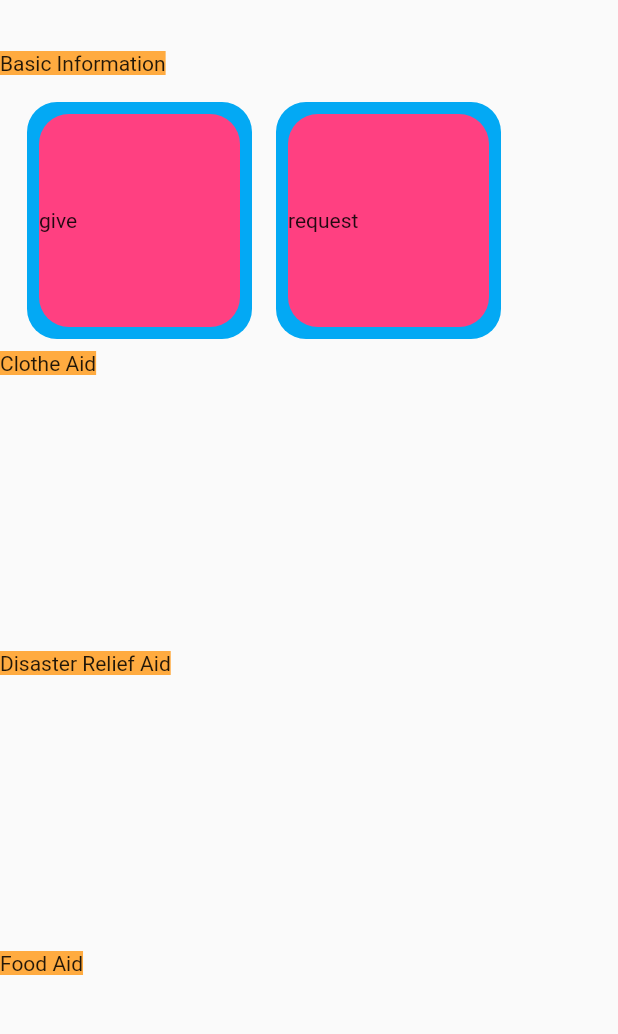
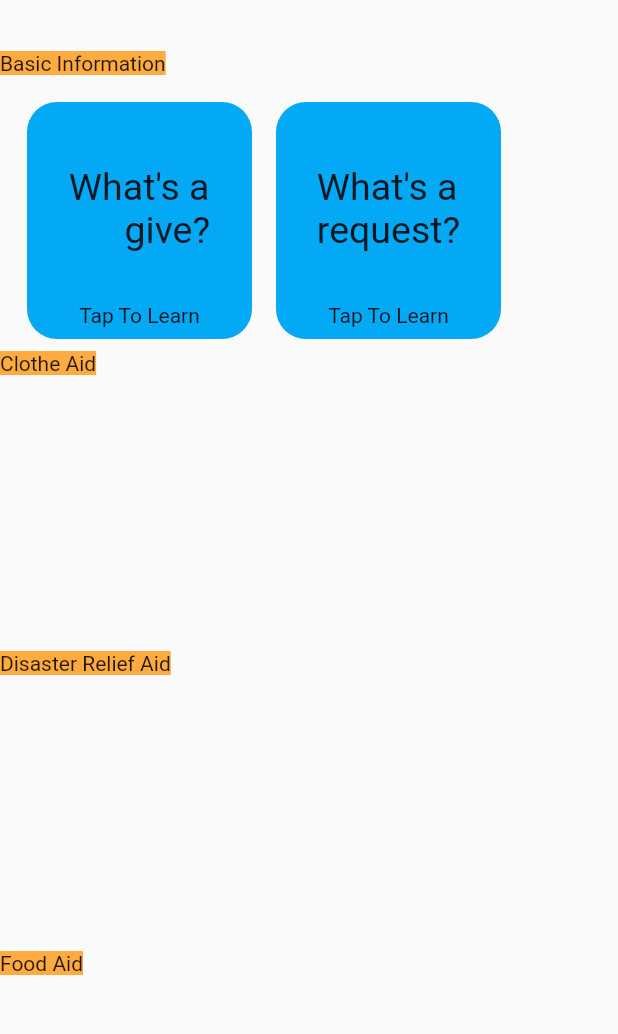
Before and after one commit to AkshaySiddannavar/give_easy, a Flutter app: the HomeScreen screen opened by its route, on a phone screen of 412 x 824 dp, the part 84-1118 px from its top. Run offline on Flutter 3.47's test engine with Material 2 defaults, Android fonts, the phone set to English and light mode, and no system bars; our stand-ins replace cloud_firestore, confetti, file_picker, firebase_auth, firebase_core, firebase_storage and 2 more; missing offline and left inert: razorpay_flutter; accounts and stored records are empty.

Commit message:
add title content and subtitle to InformationCard and remove color of inner container
Because:
- We want to display title and subtitle in card
- We wanted to have only 1 color for card

Added title content and subtitle to InformationCard and remove color of inner container.

```diff
--- a/lib/components/information_card.dart
+++ b/lib/components/information_card.dart
@@ -30,18 +30,25 @@ class InformationCard extends StatelessWidget {
           //replace it with padding later on if required
 
           decoration: BoxDecoration(
-              color: Colors.pinkAccent, //to see extent of container
+              // color: Colors.pinkAccent, //to see extent of container
 
               borderRadius: BorderRadius.all(Radius.circular(20.0))),
 
           child: Flex(
               direction:
-                  Axis.horizontal, //change direction in case required later on
+                  Axis.vertical, //change direction in case required later on
 
               children: [
                 Flexible(
-                  child: Text(displayTextTitle),
+                  child: Center(
+                      child: Text(
+                    displayTextTitle == 'give'
+                        ? 'What\'s a\n      $displayTextTitle?'
+                        : 'What\'s a\n$displayTextTitle?',
+                    style: TextStyle(fontSize: 25),
+                  )),
                 ),
+                Center(child: Text('Tap To Learn')),
               ]
               //We use Flex > Flexible so that we can change size of Text from its original size
               ),
```
